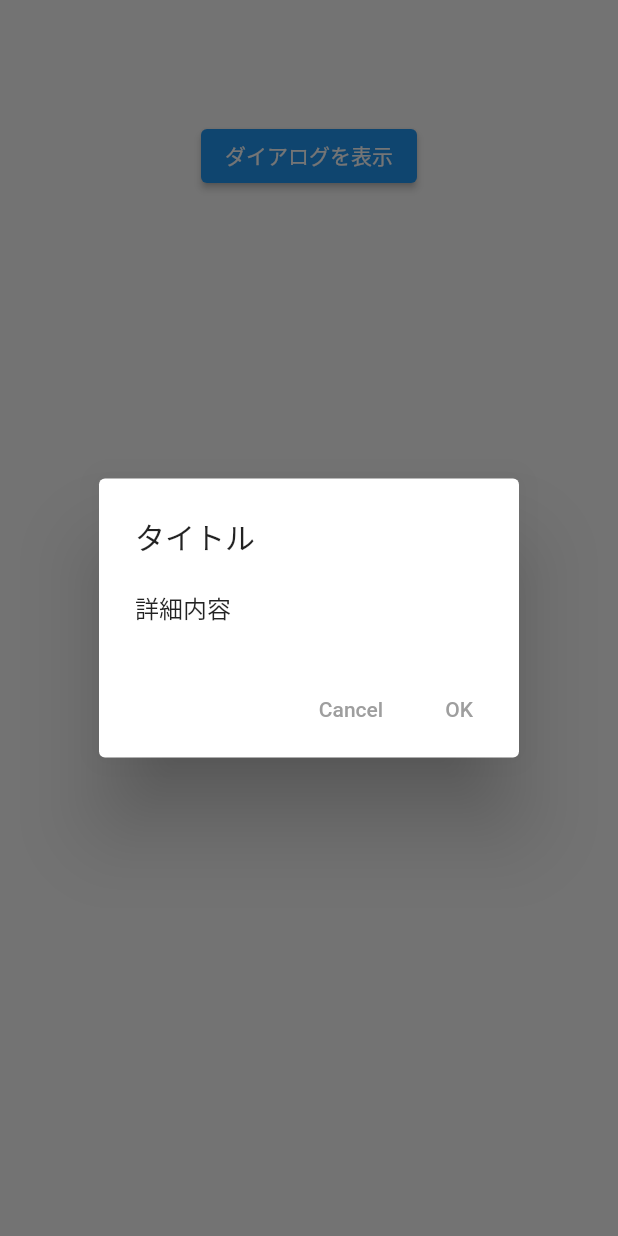
After one commit to Keisuke2162/flutter_workbook, a Flutter app: the screen it shows after launch, after a tap on "ダイアログを表示", on a phone screen of 412 x 824 dp. The commit adds this screen. Run offline on Flutter 3.47's test engine with Material 2 defaults, Android fonts, the phone set to English and light mode, and no system bars.

Commit message:
Lesson9実装

```diff
--- /dev/null
+++ b/lib/Lesson9.dart
@@ -0,0 +1,64 @@
+import 'package:flutter/material.dart';
+import 'package:flutter_workbook/Lesson5.dart';
+
+class Lesson9 extends StatelessWidget {
+
+  @override
+  Widget build(BuildContext context) {
+    return Scaffold(
+      body: Center(
+        child: Column(
+          children: [
+            SizedBox(height: 80),
+
+            ElevatedButton(
+              onPressed: () {
+                showDialog(
+                  context: context,
+                  builder: (_) {
+                    return AlertDialog(
+                      title: Text("タイトル"),
+                      content: Text("詳細内容"),
+                      actions: <Widget> [
+
+                        // キャンセルボタン
+                        TextButton(
+                          onPressed: () => Navigator.pop(context),
+                          child: Text(
+                            "Cancel",
+                            style: TextStyle(
+                              color: Colors.grey
+                            ),
+                          )
+                        ),
+
+                        // OKボタン
+                        TextButton(
+                          onPressed: () =>Navigator.pushAndRemoveUntil(
+                            context,
+                            MaterialPageRoute(
+                              builder: (context) => Lesson5(),
+                            ),
+                              (_) => false,
+                          ),
+
+                          child: Text(
+                            "OK",
+                            style: TextStyle(
+                              color: Colors.grey
+                            ),
+                          )
+                        ),
+                      ],
+                    );
+                  }
+                  );
+                },
+                child: Text("ダイアログを表示")
+            ),
+          ],
+        ),
+      ),
+    );
+  }
+}
--- a/lib/main.dart
+++ b/lib/main.dart
@@ -7,6 +7,7 @@ import 'package:flutter_workbook/Lesson5.dart';
 import 'package:flutter_workbook/Lesson6.dart';
 import 'package:flutter_workbook/Lesson7.dart';
 import 'package:flutter_workbook/Lesson8.dart';
+import 'package:flutter_workbook/Lesson9.dart';
 
 void main() {
   runApp(MyApp());
@@ -22,7 +23,7 @@ class MyApp extends StatelessWidget {
       theme: ThemeData(
         primarySwatch: Colors.blue,
       ),
-      home: Lesson8(),
+      home: Lesson9(),
     );
   }
 }
```
